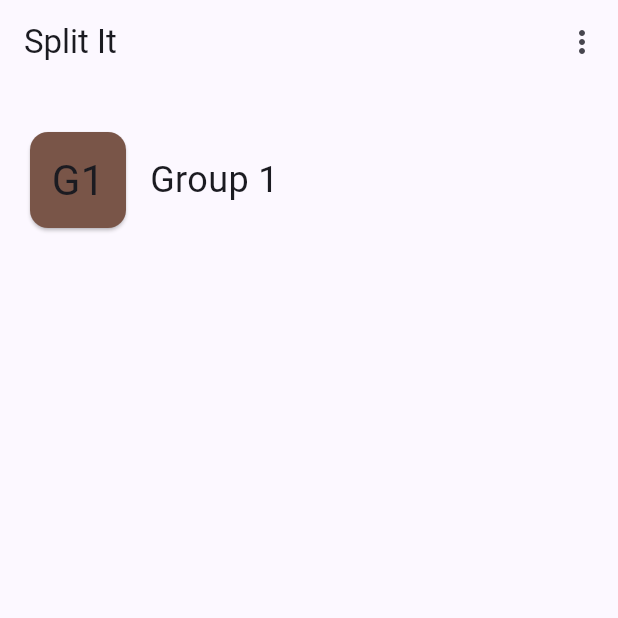
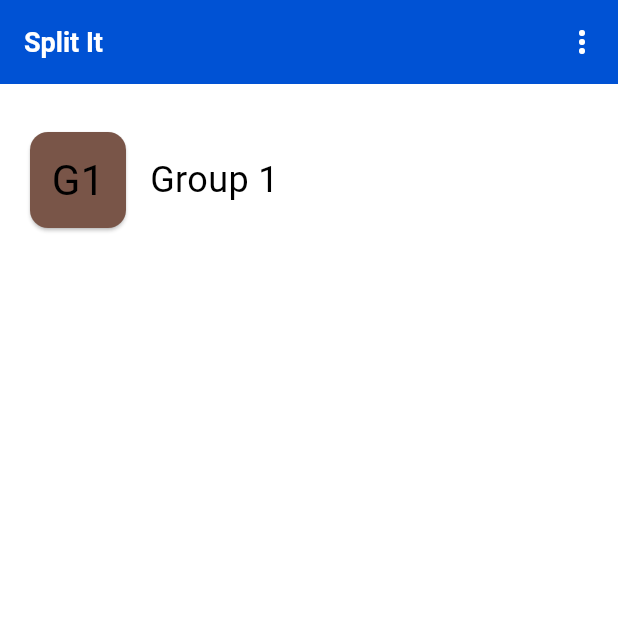
Before and after one commit to Hrithik-3961/SplitIt, a Flutter app: the screen it shows after launch, on a phone screen of 412 x 824 dp, the top half of it. Run offline on Flutter 3.47's test engine with Material 3 defaults, Android fonts, the phone set to English and light mode, and no system bars; our stand-ins replace flutter_expandable_fab, flutter_multi_formatter, get.

```diff
--- a/lib/components/add_expense_dialog.dart
+++ b/lib/components/add_expense_dialog.dart
@@ -28,7 +28,7 @@ class AddExpenseDialog extends StatelessWidget {
             key: formKey,
             child: AmountTextField(
               textController: textController,
-              textStyle: Styles.expenseTextStyle,
+              textStyle: Theme.of(context).textTheme.displayLarge,
             ),
           )),
         ],
--- a/lib/constants/colors.dart
+++ b/lib/constants/colors.dart
@@ -1,6 +1,23 @@
 import 'dart:ui';
 
 class MyColors {
-  static const darkBlue = Color(0xFF1E1E2C);
-  static const lightBlue = Color(0xFF2D2D44);
+  // Light Theme
+  static const Color lightPrimary = Color(0xFF0052D4);
+  static const Color lightAccent = Color(0xFFFFBF00);
+  static const Color lightBackground = Color(0xFFFFFFFF);
+  static const Color lightSurface = Color(0xFFF2F2F7);
+  static const Color lightOnPrimary = Color(0xFFFFFFFF);
+  static const Color lightOnBackground = Color(0xFF000000);
+
+  // Dark Theme
+  static const Color darkPrimary = Color(0xFF5899FF);
+  static const Color darkAccent = Color(0xFFFFD24D);
+  static const Color darkBackground = Color(0xFF121212);
+  static const Color darkSurface = Color(0xFF1E1E1E);
+  static const Color darkOnPrimary = Color(0xFF000000);
+  static const Color darkOnBackground = Color(0xFFFFFFFF);
+
+  // Common colors
+  static const Color error = Color(0xFFB00020);
+  static const Color onError = Color(0xFFFFFFFF);
 }
--- a/lib/constants/strings.dart
+++ b/lib/constants/strings.dart
@@ -9,6 +9,7 @@ class Strings {
   static const String addExpense = "Add Expense";
   static const String add = "Add";
   static const String enterAmount = "Enter amount to split";
+  static const String sendRequest = "Send Request";
   static const String recordPayment = "Record Payment";
 
   static const String addMember = "Add a member";
--- a/lib/constants/styles.dart
+++ b/lib/constants/styles.dart
@@ -4,15 +4,7 @@ import 'package:splitit/constants/values.dart';
 import 'package:splitit/utils/base_util.dart';
 
 class Styles {
-  static get defaultTextStyle =>
-      const TextStyle(fontSize: Values.defaultTextSize);
-
-  static get expenseTextStyle =>
-      const TextStyle(fontSize: Values.largeTextSize);
 
   static get expenseInputDecoration => InputDecoration(
       hintText: BaseUtil.getFormattedCurrency(""), border: InputBorder.none);
-
-  static InputDecoration getFormDecoration(String hint) =>
-      InputDecoration(hintText: hint, filled: true, border: InputBorder.none);
 }
--- a/lib/constants/themes.dart
+++ b/lib/constants/themes.dart
@@ -1,13 +1,91 @@
 import 'package:flutter/material.dart';
 import 'package:splitit/constants/colors.dart';
+import 'package:splitit/constants/values.dart';
 
-class Themes {
-  static final lightTheme = ThemeData(
-    colorScheme: ColorScheme.fromSeed(seedColor: MyColors.lightBlue, brightness: Brightness.light),
-  );
+class AppTheme {
+  static ThemeData get lightTheme {
+    return ThemeData(
+      primaryColor: MyColors.lightPrimary,
+      colorScheme: const ColorScheme.light(
+        primary: MyColors.lightPrimary,
+        secondary: MyColors.lightAccent,
+        surface: MyColors.lightSurface,
+        onPrimary: MyColors.lightOnPrimary,
+        onSecondary: MyColors.lightOnBackground,
+        onSurface: MyColors.lightOnBackground,
+        error: MyColors.error,
+        onError: MyColors.onError,
+      ),
+      scaffoldBackgroundColor: MyColors.lightBackground,
+      appBarTheme: const AppBarTheme(
+        backgroundColor: MyColors.lightPrimary,
+        elevation: 0,
+        iconTheme: IconThemeData(color: MyColors.lightOnPrimary),
+        titleTextStyle: TextStyle(
+          color: MyColors.lightOnPrimary,
+          fontSize: Values.defaultTextSize,
+          fontWeight: FontWeight.bold,
+        ),
+      ),
+      textButtonTheme: TextButtonThemeData(
+        style: TextButton.styleFrom(
+          foregroundColor: MyColors.lightOnPrimary,
+          backgroundColor: MyColors.lightPrimary,
+          shape: RoundedRectangleBorder(
+            borderRadius: BorderRadius.circular(8),
+          ),
+        ),
+      ),
+      checkboxTheme: CheckboxThemeData(
+        checkColor: WidgetStateProperty.all(MyColors.lightOnPrimary),
+        fillColor: WidgetStateProperty.all(MyColors.lightPrimary),
+      ),
+      textTheme: const TextTheme(
+        bodyMedium: TextStyle(fontSize: Values.defaultTextSize),
+      ),
+    );
+  }
 
-  static final darkTheme = ThemeData(
-      colorScheme: ColorScheme.fromSeed(seedColor: MyColors.darkBlue, brightness: Brightness.dark),
-  );
-
+  static ThemeData get darkTheme {
+    return ThemeData(
+      primaryColor: MyColors.darkPrimary,
+      colorScheme: const ColorScheme.dark(
+        primary: MyColors.darkPrimary,
+        secondary: MyColors.darkAccent,
+        surface: MyColors.darkSurface,
+        onPrimary: MyColors.darkOnPrimary,
+        onSecondary: MyColors.darkOnBackground,
+        onSurface: MyColors.darkOnBackground,
+        error: MyColors.error,
+        onError: MyColors.onError,
+      ),
+      scaffoldBackgroundColor: MyColors.darkBackground,
+      appBarTheme: const AppBarTheme(
+        backgroundColor: MyColors.darkSurface,
+        elevation: 0,
+        iconTheme: IconThemeData(color: MyColors.darkOnBackground),
+        titleTextStyle: TextStyle(
+          color: MyColors.darkOnBackground,
+          fontSize: Values.defaultTextSize,
+          fontWeight: FontWeight.bold,
+        ),
+      ),
+      textButtonTheme: TextButtonThemeData(
+        style: TextButton.styleFrom(
+          foregroundColor: MyColors.darkOnPrimary,
+          backgroundColor: MyColors.darkPrimary,
+          shape: RoundedRectangleBorder(
+            borderRadius: BorderRadius.circular(8),
+          ),
+        ),
+      ),
+      checkboxTheme: CheckboxThemeData(
+        checkColor: WidgetStateProperty.all(MyColors.darkOnPrimary),
+        fillColor: WidgetStateProperty.all(MyColors.darkPrimary),
+      ),
+      textTheme: const TextTheme(
+        bodyMedium: TextStyle(fontSize: Values.defaultTextSize),
+      ),
+    );
+  }
 }
--- a/lib/constants/values.dart
+++ b/lib/constants/values.dart
@@ -9,6 +9,7 @@ class Values {
   static const double defaultTextSize = 18;
   static const double largeTextSize = 56;
 
+  static const EdgeInsets defaultPadding = EdgeInsets.only(bottom: 20.0);
   static const EdgeInsets defaultListPadding = EdgeInsets.only(top: 22.0, left: 16.0, right: 16.0);
 
   static const double defaultGap = 8;
--- a/lib/main.dart
+++ b/lib/main.dart
@@ -23,8 +23,8 @@ class MyApp extends StatelessWidget {
       debugShowCheckedModeBanner: false,
       title: Strings.appName,
       themeMode: ThemeMode.system,
-      theme: Themes.lightTheme,
-      darkTheme: Themes.darkTheme,
+      theme: AppTheme.lightTheme,
+      darkTheme: AppTheme.darkTheme,
       initialRoute: AllGroupsPage.route,
       getPages: [
         GetPage(name: AllGroupsPage.route, page: () => const AllGroupsPage(), binding: HomeBinding()),
--- a/lib/pages/all_groups_page.dart
+++ b/lib/pages/all_groups_page.dart
@@ -31,11 +31,10 @@ class AllGroupsPage extends GetView<AllGroupsController> {
       ),
       body: Obx(
         () => controller.groupDetails.isEmpty
-            ? Center(
+            ? const Center(
                 child: Text(
                   Strings.noGroupsMsg,
                   textAlign: TextAlign.center,
-                  style: Styles.defaultTextStyle,
                 ),
               )
             : ListView.builder(
--- a/lib/pages/group_overview_page.dart
+++ b/lib/pages/group_overview_page.dart
@@ -48,10 +48,9 @@ class GroupOverviewPage extends GetView<GroupOverviewController> {
         ],
       ),
       body: Obx(() => controller.expenses.isEmpty
-          ? Center(
+          ? const Center(
               child: Text(
                 Strings.noExpensesMsg,
-                style: Styles.defaultTextStyle,
               ),
             )
           : ListView.separated(
```
Also changed, not shown: lib/components/amount_text_field.dart (+10 -5 lines), lib/components/my_form_field.dart (deleted, +0 -21 lines), lib/components/user_tile.dart (+49 -11 lines), lib/controllers/add_expense_controller.dart (+27 -2 lines), lib/pages/add_expense_page.dart (+28 -13 lines).
